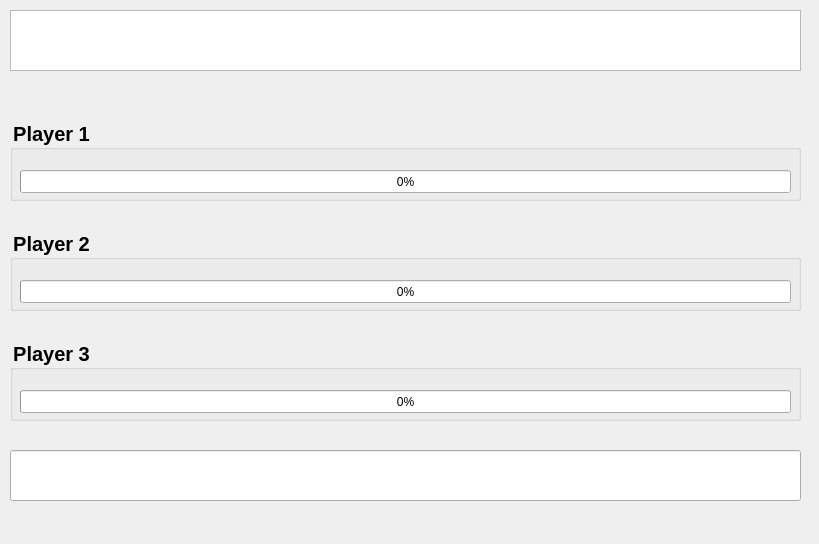
PavleVl/FingerCoaster, file FingerCoaster/gamedialog.ui: the form before one commit.
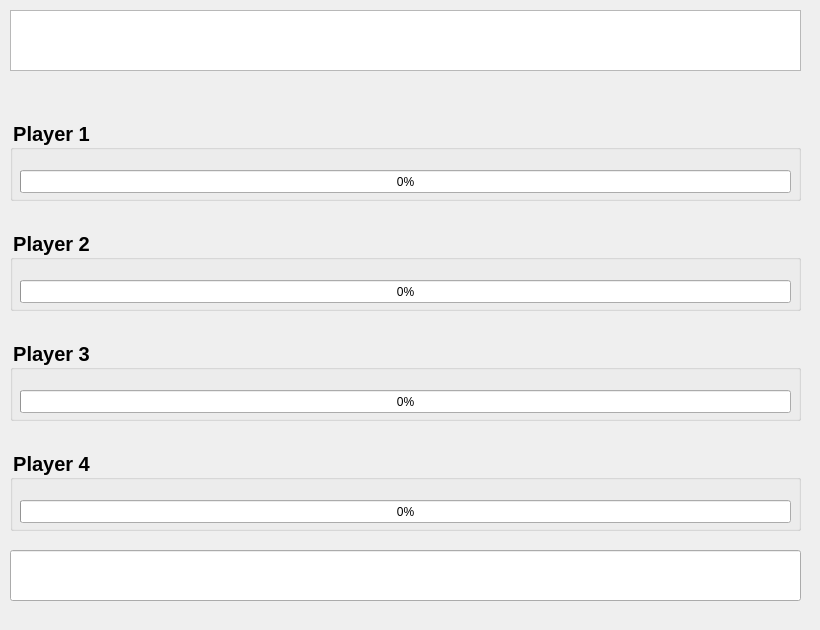
The form after the commit.

Commit message: Dodata polja za jos jednog igraca

Patch:
```diff
--- a/FingerCoaster/gamedialog.ui
+++ b/FingerCoaster/gamedialog.ui
@@ -6,10 +6,22 @@
    <rect>
     <x>0</x>
     <y>0</y>
-    <width>819</width>
-    <height>544</height>
+    <width>820</width>
+    <height>630</height>
    </rect>
   </property>
+  <property name="minimumSize">
+   <size>
+    <width>820</width>
+    <height>630</height>
+   </size>
+  </property>
+  <property name="maximumSize">
+   <size>
+    <width>820</width>
+    <height>630</height>
+   </size>
+  </property>
   <property name="font">
    <font>
     <pointsize>18</pointsize>
@@ -171,13 +183,14 @@
    <property name="geometry">
     <rect>
      <x>10</x>
-     <y>450</y>
+     <y>550</y>
      <width>791</width>
      <height>51</height>
     </rect>
    </property>
    <property name="font">
     <font>
+     <pointsize>18</pointsize>
      <bold>true</bold>
     </font>
    </property>
@@ -185,6 +198,44 @@
     <string notr="true">color:blue</string>
    </property>
   </widget>
+  <widget class="QGroupBox" name="gb4">
+   <property name="geometry">
+    <rect>
+     <x>10</x>
+     <y>450</y>
+     <width>791</width>
+     <height>81</height>
+    </rect>
+   </property>
+   <property name="font">
+    <font>
+     <pointsize>15</pointsize>
+     <bold>true</bold>
+    </font>
+   </property>
+   <property name="styleSheet">
+    <string notr="true">color:black</string>
+   </property>
+   <property name="title">
+    <string>Player 4</string>
+   </property>
+   <widget class="QProgressBar" name="pb4">
+    <property name="geometry">
+     <rect>
+      <x>10</x>
+      <y>50</y>
+      <width>771</width>
+      <height>23</height>
+     </rect>
+    </property>
+    <property name="value">
+     <number>0</number>
+    </property>
+    <property name="alignment">
+     <set>Qt::AlignCenter</set>
+    </property>
+   </widget>
+  </widget>
  </widget>
  <resources/>
  <connections/>
```
Left out of the diff: 12 changed lines with no effect on the pictures. The commit also changes 1 other file.
